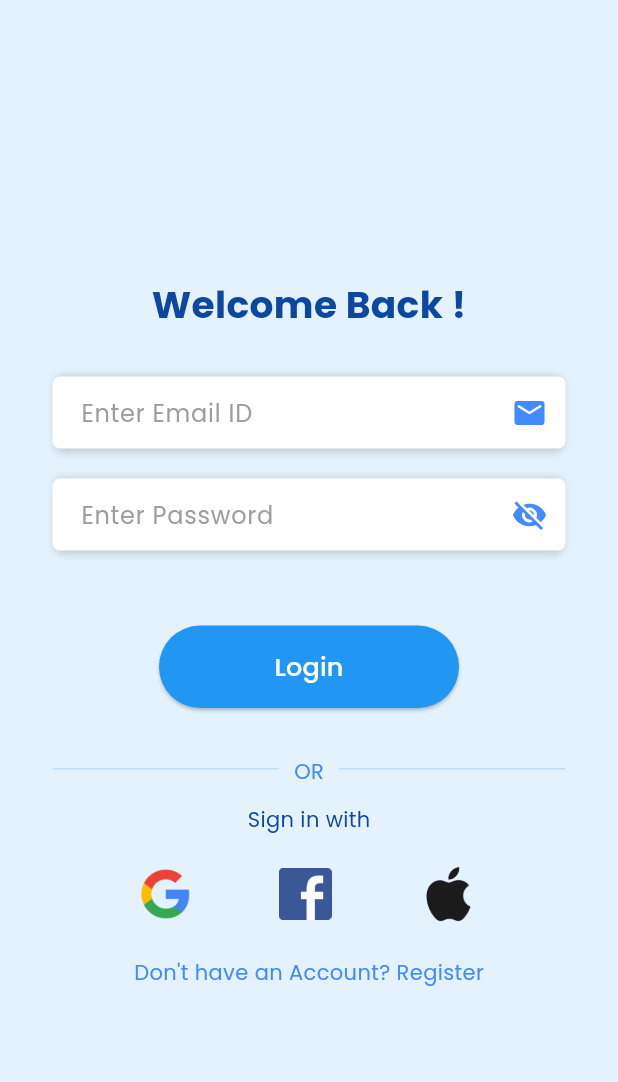
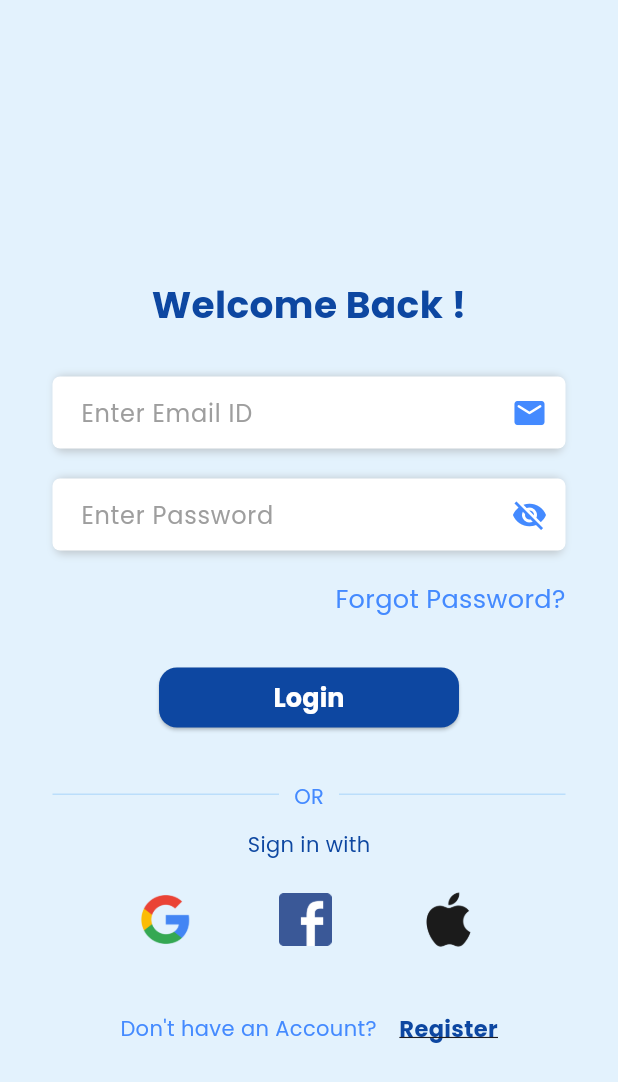
Before and after one commit to ivaidehi/Remember_Appointment_App, a Flutter app: the screen it shows after launch, on a phone screen of 412 x 824 dp. Shown: the top 1082 px of the screen. Run offline on Flutter 3.47's test engine with Material 3 defaults, Android fonts, the phone set to English and light mode, and no system bars; our stand-ins replace cloud_firestore, date_picker_timeline, firebase_auth, firebase_core, fluentui_icons, flutter_dotenv and 3 more; missing offline and left inert: twilio_flutter; accounts and stored records are empty.

Commit message:
Add New appt/ forgot password

```diff
--- a/lib/main.dart
+++ b/lib/main.dart
@@ -56,7 +56,7 @@ class MyApp extends StatelessWidget {
         "addnew_appt_screen": (context) => AddnewApptScreen(),
         "login_screen": (context) => const LoginScreen(),
         "register_screen": (context) => const RegisterScreen(),
-        "forget_password": (context) => ForgotPasswordScreen(),
+        "forget_password": (context) => const ForgotPasswordScreen(),
       },
     );
   }
--- a/lib/screens/login_screen.dart
+++ b/lib/screens/login_screen.dart
@@ -26,24 +26,44 @@ class _LoginScreenState extends State<LoginScreen> {
 
   Future<void> login() async {
     try {
-      await FirebaseAuth.instance
-          .signInWithEmailAndPassword(email: useremail.trim(), password: password);
+      await FirebaseAuth.instance.signInWithEmailAndPassword(
+        email: useremail,
+        password: password,
+      );
+
+      // Successful login
       ScaffoldMessenger.of(context).showSnackBar(
         const SnackBar(content: Text('Login Successfully.')),
       );
       Navigator.pushNamed(context, 'bottom_navbar');
     } on FirebaseAuthException catch (e) {
-      if (e.code == userNotFound) {
       setState(() {
-          _emailWarning = 'Invalid Email id';
+        // Update showWarning based on the error code
+        if (e.code != 'user-not-found') {
+          // Default error handling
+          _passwordWarning = null;
+          _emailWarning = 'Invalid Email, please try again';
+        }
+
+        if (e.code != 'wrong-password') {
+          // Default error handling
+          _emailWarning = null;
+          _passwordWarning = 'Invalid Password, please try again';
+        }
+
+        if (e.code != 'user-not-found' && e.code != 'wrong-password') {
+          // Default error handling
+          _emailWarning = 'Invalid Email, please try again';
+          _passwordWarning = 'Invalid Password, please try again';
+        }
       });
-      } else if (e.code == wrongPassword) {
-        setState(() {
-          _passwordWarning = 'Invalid Password';
-        });
+
+      // Re-validate the form to show the error messages
+      _formkey.currentState?.validate();
     }
   }
-  }
+
+
 
   bool _visibility = false;
 
@@ -105,17 +125,26 @@ class _LoginScreenState extends State<LoginScreen> {
                   const SizedBox(
                     height: 20,
                   ),
+                  Container(
+                    alignment: Alignment.centerRight,
+                    child: GestureDetector(
+                      onTap: () {
+                        Navigator.pushNamed(context, 'forget_password');
+                      },
+                      child: Text(
+                        'Forgot Password?',
+                        style: AppStyles.headLineStyle3.copyWith(color: AppStyles.secondary)
+                      ),
+                    ),
+                  ),
                   const SizedBox(
                     height: 30,
                   ),
                   SizedBox(
                     width: 200,
-                    height: 55,
+                    // height: 45,
                     child: ElevatedButton(
-                      style: ButtonStyle(
-                        backgroundColor:
-                            WidgetStateProperty.all<Color>(Colors.blue),
-                      ),
+                      style: AppStyles.buttonStyle,
                       onPressed: () {
                         if (_formkey.currentState!.validate()) {
                           setState(() {
@@ -131,6 +160,7 @@ class _LoginScreenState extends State<LoginScreen> {
                         'Login',
                         style: AppStyles.headLineStyle3.copyWith(
                           color: Colors.white,
+                          fontWeight: FontWeight.bold
                         ),
                       ),
                     ),
@@ -201,9 +231,8 @@ class _LoginScreenState extends State<LoginScreen> {
                           )
                         ],
                       ),
-
                       const SizedBox(
-                        height: 20,
+                        height: 40,
                       ),
                       // Already have an account-->  login
                       Container(
@@ -215,15 +244,32 @@ class _LoginScreenState extends State<LoginScreen> {
                           onTap: () {
                             Navigator.pushNamed(context, 'register_screen');
                           },
-                          child: Text(
-                            'Don\'t have an Account? Register',
+                          child: Row(
+                            mainAxisAlignment: MainAxisAlignment.center,
+                            children: [
+                              Text(
+                                'Don\'t have an Account?',
                                 style: TextStyle(
                                   color: AppStyles
                                       .secondary, // Change text color for better visibility
                                 ),
                               ),
+                              const SizedBox(
+                                width: 15,
                               ),
-                      )
+                              Text(
+                                'Register',
+                                style: AppStyles.headLineStyle4.copyWith(
+                                  color: AppStyles.primary,
+                                  fontWeight: FontWeight.bold,
+                                  decoration: TextDecoration.underline, // Adds underline to the text
+                                ),
+                              ),
+
+                            ],
+                          ),
+                        ),
+                      ),
                     ],
                   ),
                 ],
@@ -235,3 +281,5 @@ class _LoginScreenState extends State<LoginScreen> {
     );
   }
 }
+
+container({required Alignment alignment, required GestureDetector child}) {}
--- a/lib/styles/app_styles.dart
+++ b/lib/styles/app_styles.dart
@@ -15,6 +15,13 @@ class AppStyles {
   static TextStyle headLineStyle3_0 =
       const TextStyle(fontSize: 20, fontWeight: FontWeight.w600);
   static TextStyle headLineStyle4 = const TextStyle(fontSize: 15);
+
+  static ButtonStyle buttonStyle = ElevatedButton.styleFrom(
+      backgroundColor: AppStyles.primary,
+      //padding: EdgeInsets.symmetric(vertical: 15),
+      shape: RoundedRectangleBorder(
+        borderRadius: BorderRadius.circular(12),
+      ));
 
   static BoxDecoration inputBoxShadowStyle = BoxDecoration(
     // color: Colors.white,
@@ -61,5 +68,4 @@ class AppStyles {
   //   ],
   //   borderRadius: BorderRadius.circular(8),
   // );
-
 }
--- a/pubspec.yaml
+++ b/pubspec.yaml
@@ -47,6 +47,7 @@ dependencies:
   api_service_helper: ^0.1.2
   twilio_flutter: ^0.9.0
   flutter_dotenv: ^5.1.0
+  intl_phone_field: ^3.2.0
 
 
 dev_dependencies:
```
Also changed, not shown: lib/myViews/forget_password.dart (added, +118 -0 lines), lib/myWidgets/input_field_widget.dart (+17 -8 lines), lib/screens/register_screen.dart (+4 -6 lines), lib/screens/set_appt_screen.dart (+42 -14 lines), pubspec.lock. Lines whose indentation alone changed are shown as unchanged.
